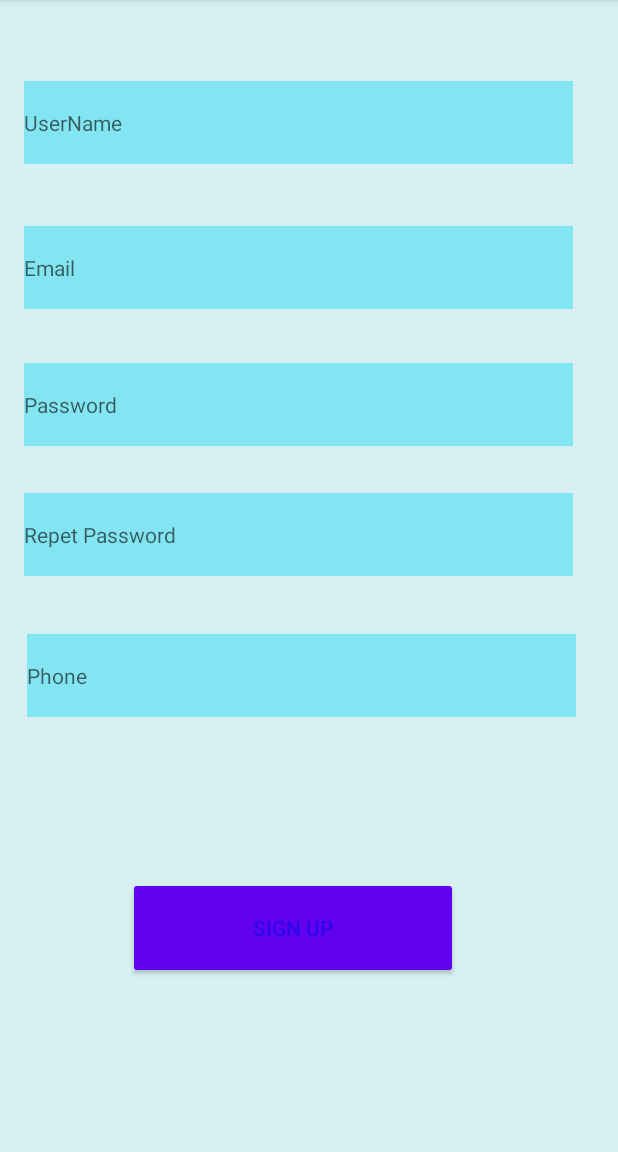
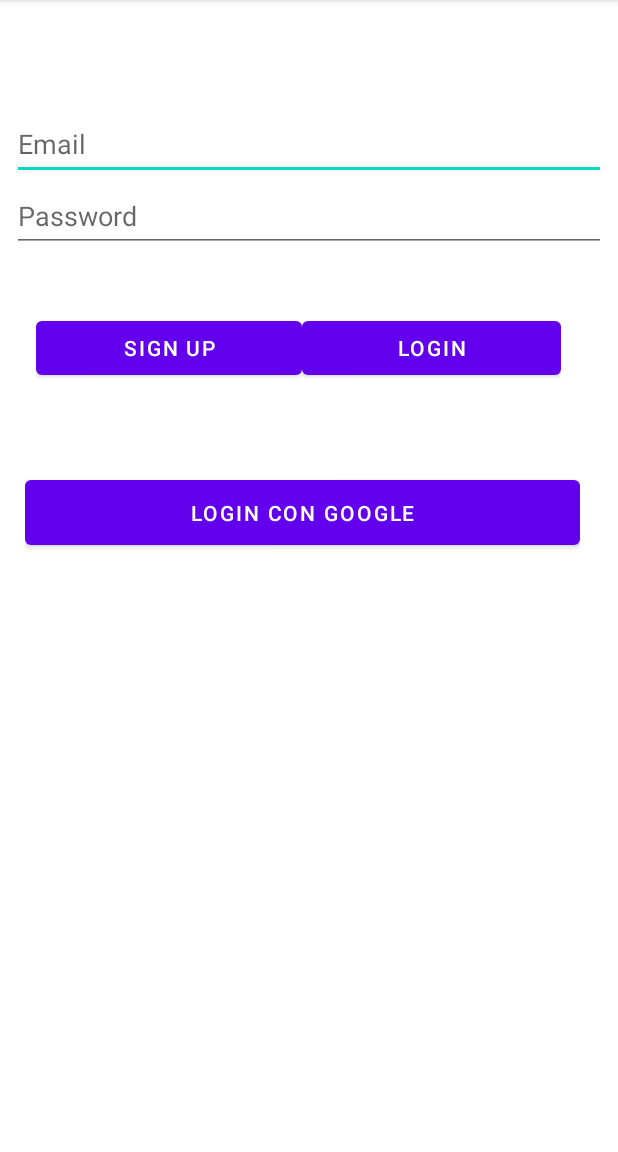
Before and after one commit to ChemaRuiz94/DesafioFinalAndroid, an Android app: the screen it shows after launch (SignUpActivity before the commit, LoginActivity after it), on a phone screen of 412 x 824 dp, the part 84-1236 px from its top. Run offline under Robolectric (Android 15) with nearby library versions, the light colour scheme and no system bars; our stand-ins replace Firebase (no records; nobody signed in at launch, a user with empty details on screens opened directly).

Commit message:
Commit - Login (Diseño) + Primera Funcionalidad de comprobacion de roles

```diff
--- /dev/null
+++ b/app/src/main/java/com/chema/eventoscompartidos/activities/LoginActivity.kt
@@ -0,0 +1,251 @@
+package com.chema.eventoscompartidos.activities
+
+import android.content.Intent
+import androidx.appcompat.app.AppCompatActivity
+import android.os.Bundle
+import android.util.Log
+import android.widget.Button
+import android.widget.EditText
+import android.widget.Toast
+import androidx.appcompat.app.AlertDialog
+import com.chema.eventoscompartidos.R
+import com.chema.eventoscompartidos.model.User
+import com.chema.eventoscompartidos.utils.Constantes
+import com.chema.eventoscompartidos.utils.ProviderType
+import com.chema.eventoscompartidos.utils.VariablesCompartidas
+import com.google.android.gms.auth.api.signin.GoogleSignIn
+import com.google.android.gms.auth.api.signin.GoogleSignInOptions
+import com.google.android.gms.common.api.ApiException
+import com.google.firebase.auth.AuthCredential
+import com.google.firebase.auth.FirebaseAuth
+import com.google.firebase.auth.GoogleAuthProvider
+import com.google.firebase.firestore.DocumentChange
+import com.google.firebase.firestore.FirebaseFirestore
+import com.google.firebase.firestore.QuerySnapshot
+import kotlinx.coroutines.Dispatchers
+import kotlinx.coroutines.Job
+import kotlinx.coroutines.launch
+import kotlinx.coroutines.runBlocking
+import kotlinx.coroutines.tasks.await
+import java.lang.Exception
+
+class LoginActivity : AppCompatActivity() {
+    private val db = FirebaseFirestore.getInstance()
+    private var RC_SIGN_IN = 1
+
+    private var usuarios = ArrayList<User>()
+
+    private lateinit var btn_login : Button
+    private lateinit var btn_login_google : Button
+    private lateinit var btn_signUp : Button
+    private lateinit var txt_email : EditText
+    private lateinit var txt_pwd : EditText
+
+    override fun onCreate(savedInstanceState: Bundle?) {
+        super.onCreate(savedInstanceState)
+        setContentView(R.layout.activity_login)
+
+        btn_login = findViewById(R.id.bt_Login)
+        btn_login_google = findViewById(R.id.bt_Google)
+        btn_signUp = findViewById(R.id.bt_Registrar)
+        txt_email = findViewById(R.id.ed_txt_Email_login)
+        txt_pwd = findViewById(R.id.ed_txt_Pass_login)
+
+        runBlocking {
+            Log.e("preuba2","Prueba2")
+            val job2 : Job = launch(context = Dispatchers.Default) {
+                val datos2 : QuerySnapshot = getDataFromFireStore2() as QuerySnapshot //Obtenermos la colección
+                Log.e("preuba1",datos2.toString())
+                obtenerDatos2(datos2 as QuerySnapshot?)  //'Destripamos' la colección y la metemos en nuestro ArrayList
+            }
+            //Con este método el hilo principal de onCreate se espera a que la función acabe y devuelva la colección con los datos.
+            job2.join() //Esperamos a que el método acabe: https://dzone.com/articles/waiting-for-coroutines
+        }
+
+
+        btn_signUp.setOnClickListener{
+            var intent = Intent(this, SignUpActivity::class.java)
+            startActivity(intent)
+        }
+
+        btn_login_google.setOnClickListener{
+            check_login_google()
+        }
+
+        btn_login.setOnClickListener{
+            check_login()
+        }
+    }
+
+    private fun check_login(){
+        if(chekc_campos_vacios()){
+
+            FirebaseAuth.getInstance().signInWithEmailAndPassword(txt_email.text.toString(),txt_pwd.text.toString()).addOnCompleteListener {
+                if (it.isSuccessful){
+
+                    VariablesCompartidas.emailUsuarioActual = (it.result?.user?.email?:"")
+
+                    check_user_rol()
+                    //irHome(it.result?.user?.email?:"")  //Esto de los interrogantes es por si está vacío el email.
+                    //Toast.makeText(this, " IR A HOME ", Toast.LENGTH_SHORT).show()
+
+
+
+                } else {
+                    showAlert()
+                }
+            }
+
+        }else{
+            Toast.makeText(this,getString(R.string.emptyCamps), Toast.LENGTH_SHORT).show()
+        }
+    }
+
+    suspend fun getDataFromFireStore2()  : QuerySnapshot? {
+        return try{
+            val data = db.collection("${Constantes.collectionUser}")
+                .get()
+                .await()
+            data
+        }catch (e : Exception){
+            null
+        }
+    }
+
+    private fun obtenerDatos2(datos: QuerySnapshot?) {
+        usuarios.clear()
+
+        for(dc: DocumentChange in datos?.documentChanges!!){
+
+            if (dc.type == DocumentChange.Type.ADDED){
+
+                //var prov = dc.document.get("provider").toString()
+                var al = User(
+                    //prov as ProviderType,
+                    ProviderType.BASIC,
+                    dc.document.get("userName").toString(),
+                    dc.document.get("email").toString(),
+                    dc.document.get("phone").toString().toInt(),
+                    dc.document.get("rol").toString()
+                )
+                Log.e("CHE","${al.rol}")
+                usuarios.add(al)
+            }
+        }
+    }
+
+    fun check_user_rol(){
+        for (u in usuarios){
+            if(u.email.equals(VariablesCompartidas.emailUsuarioActual)){
+                VariablesCompartidas.rolUsuarioActual = u.rol
+            }
+        }
+
+        if(VariablesCompartidas.rolUsuarioActual.equals("user")){
+            Toast.makeText(this, "USUARIO MINDUNDI", Toast.LENGTH_SHORT).show()
+        }else{
+            Toast.makeText(this, "USUARIO ADMIN", Toast.LENGTH_SHORT).show()
+        }
+    }
+
+    private fun chekc_campos_vacios():Boolean{
+        var correcto = true
+
+        if(txt_email.text.toString().trim().isEmpty()){
+            correcto = false
+        }
+
+        if(txt_pwd.text.toString().trim().isEmpty()){
+            correcto = false
+        }
+
+        return correcto
+    }
+
+    private fun check_login_google(){
+        val googleConf = GoogleSignInOptions.Builder(GoogleSignInOptions.DEFAULT_SIGN_IN)
+            .requestIdToken(getString(R.string.request_id_token)) //Esto se encuentra en el archivo google-services.json: client->oauth_client -> client_id
+            .requestEmail()
+            .build()
+
+        val googleClient = GoogleSignIn.getClient(this,googleConf) //Este será el cliente de autenticación de Google.
+        googleClient.signOut() //Con esto salimos de la posible cuenta  de Google que se encuentre logueada.
+        val signInIntent = googleClient.signInIntent
+        startActivityForResult(signInIntent, RC_SIGN_IN)
+
+
+    }
+
+    override fun onActivityResult(requestCode: Int, resultCode: Int, data: Intent?) {
+        super.onActivityResult(requestCode, resultCode, data)
+
+        // Si la respuesta de esta activity se corresponde con la inicializada es que viene de la autenticación de Google.
+        if (requestCode == RC_SIGN_IN) {
+            val task = GoogleSignIn.getSignedInAccountFromIntent(data)
+            try {
+                // Google Sign In was successful, authenticate with Firebase
+                val account = task.getResult(ApiException::class.java)!!
+
+                //Ya tenemos la id de la cuenta. Ahora nos autenticamos con FireBase.
+                if (account != null) {
+                    val credential: AuthCredential = GoogleAuthProvider.getCredential(account.idToken, null)
+                    FirebaseAuth.getInstance().signInWithCredential(credential).addOnCompleteListener {
+                        if (it.isSuccessful){
+                            VariablesCompartidas.emailUsuarioActual = account.email?:""
+                            //irHome(account.email?:"")  //Esto de los interrogantes es por si está vacío el email.
+                            Toast.makeText(this, " IR A HOME ", Toast.LENGTH_SHORT).show()
+                        } else {
+                            showAlert()
+                        }
+                    }
+                }
+                //firebaseAuthWithGoogle(account.idToken!!)
+            } catch (e: ApiException) {
+                // Google Sign In failed, update UI appropriately
+
+                showAlert()
+            }
+        }
+    }
+
+    private fun showAlert(){
+        val builder = AlertDialog.Builder(this)
+        builder.setTitle(getString(R.string.ERROR))
+        builder.setMessage(getString(R.string.ocurridoErrorAutenticacion))
+        builder.setPositiveButton(getString(R.string.aceptar),null)
+        val dialog: AlertDialog = builder.create()
+        dialog.show()
+    }
+
+    /*
+    private fun check_rol(){
+        try{
+            if(VariablesCompartidas.rolUsuarioActual.equals("user")){
+                Toast.makeText(this, "USUARIO MINDUNDI", Toast.LENGTH_SHORT).show()
+            }else{
+                Toast.makeText(this, "USUARIO ADMIN", Toast.LENGTH_SHORT).show()
+            }
+            /*
+            db.collection("${Constantes.collectionUser}").document("${VariablesCompartidas.emailUsuarioActual}").get().addOnSuccessListener {
+
+                var user = it as User
+                var rol = (it.get("rol") as String?)
+
+                if(rol.equals("user")){
+                    Toast.makeText(this, "USUARIO MINDUNDI", Toast.LENGTH_SHORT).show()
+                }else{
+                    Toast.makeText(this, "USUARIO ADMIN", Toast.LENGTH_SHORT).show()
+                }
+            }.addOnFailureListener{
+                Toast.makeText(this, "Algo ha ido mal al recuperar", Toast.LENGTH_SHORT).show()
+
+            }
+
+             */
+        }catch(e: Exception){
+            Log.e("CHE","ERROR  ${e.toString()}")
+        }
+    }
+
+     */
+}
--- a/app/src/main/java/com/chema/eventoscompartidos/model/User.kt
+++ b/app/src/main/java/com/chema/eventoscompartidos/model/User.kt
@@ -1,3 +1,5 @@
 package com.chema.eventoscompartidos.model
 
-data class User(var email: String, var userName: String,  var movil: Int)
+import com.chema.eventoscompartidos.utils.ProviderType
+
+data class User(var provider: ProviderType, var userName: String, var email: String, var phone: Int, var rol: String)
--- a/app/src/main/java/com/chema/eventoscompartidos/utils/VariablesCompartidas.kt
+++ b/app/src/main/java/com/chema/eventoscompartidos/utils/VariablesCompartidas.kt
@@ -2,4 +2,5 @@
 
 object VariablesCompartidas {
     var emailUsuarioActual: String? = null
+    var rolUsuarioActual: String? = null
 }
--- /dev/null
+++ b/app/src/main/res/layout/activity_login.xml
@@ -0,0 +1,102 @@
+<?xml version="1.0" encoding="utf-8"?>
+<androidx.constraintlayout.widget.ConstraintLayout xmlns:android="http://schemas.android.com/apk/res/android"
+    xmlns:app="http://schemas.android.com/apk/res-auto"
+    xmlns:tools="http://schemas.android.com/tools"
+    android:id="@+id/loPrincipal"
+    android:layout_width="match_parent"
+    android:layout_height="match_parent"
+    tools:context=".activities.LoginActivity">
+
+    <LinearLayout
+        android:id="@+id/loEmail"
+        android:layout_width="396dp"
+        android:layout_height="211dp"
+        android:layout_marginStart="16dp"
+        android:layout_marginTop="72dp"
+        android:layout_marginEnd="16dp"
+        android:layout_marginBottom="644dp"
+        android:orientation="vertical"
+        app:layout_constraintBottom_toBottomOf="parent"
+        app:layout_constraintEnd_toEndOf="parent"
+        app:layout_constraintHorizontal_bias="0.523"
+        app:layout_constraintStart_toStartOf="parent"
+        app:layout_constraintTop_toTopOf="parent"
+        app:layout_constraintVertical_bias="0.0">
+
+        <EditText
+            android:id="@+id/ed_txt_Email_login"
+            style="@android:style/Widget.Material.EditText"
+            android:layout_width="match_parent"
+            android:layout_height="wrap_content"
+            android:ems="10"
+            android:hint="@string/email"
+            android:inputType="textEmailAddress"
+            android:minHeight="48dp"
+            tools:ignore="SpeakableTextPresentCheck" />
+
+        <EditText
+            android:id="@+id/ed_txt_Pass_login"
+            style="@android:style/Widget.Material.EditText"
+            android:layout_width="match_parent"
+            android:layout_height="wrap_content"
+            android:ems="10"
+            android:hint="@string/password"
+            android:inputType="textPassword"
+            android:minHeight="48dp"
+            tools:ignore="SpeakableTextPresentCheck" />
+
+        <Space
+            android:layout_width="match_parent"
+            android:layout_height="40dp" />
+
+        <LinearLayout
+            android:id="@+id/loBotones"
+            android:layout_width="350dp"
+            android:layout_height="wrap_content"
+            android:layout_marginStart="16dp"
+            android:layout_marginEnd="16dp"
+            android:layout_marginBottom="16dp"
+            android:orientation="horizontal">
+
+            <Button
+                android:id="@+id/bt_Registrar"
+                style="@style/Widget.MaterialComponents.Button"
+                android:layout_width="wrap_content"
+                android:layout_height="wrap_content"
+                android:layout_weight="1"
+                android:text="@string/signUp" />
+
+            <Button
+                android:id="@+id/bt_Login"
+                style="@style/Widget.MaterialComponents.Button"
+                android:layout_width="wrap_content"
+                android:layout_height="wrap_content"
+                android:layout_weight="1"
+                android:text="@string/logIn" />
+
+        </LinearLayout>
+    </LinearLayout>
+
+    <LinearLayout
+        android:layout_width="370dp"
+        android:layout_height="55dp"
+        android:layout_weight="1"
+        android:orientation="vertical"
+        app:layout_constraintBottom_toBottomOf="parent"
+        app:layout_constraintEnd_toEndOf="parent"
+        app:layout_constraintHorizontal_bias="0.395"
+        app:layout_constraintStart_toStartOf="parent"
+        app:layout_constraintTop_toBottomOf="@+id/loEmail"
+        app:layout_constraintVertical_bias="0.071">
+
+        <Button
+            android:id="@+id/bt_Google"
+            style="@style/Widget.MaterialComponents.Button"
+            android:layout_width="match_parent"
+            android:layout_height="match_parent"
+            android:layout_weight="1"
+            android:text="@string/logInGoogle"
+            tools:ignore="TouchTargetSizeCheck" />
+    </LinearLayout>
+
+</androidx.constraintlayout.widget.ConstraintLayout>
--- a/app/src/main/res/layout/activity_sign_up.xml
+++ b/app/src/main/res/layout/activity_sign_up.xml
@@ -4,7 +4,7 @@
     xmlns:tools="http://schemas.android.com/tools"
     android:layout_width="match_parent"
     android:layout_height="match_parent"
-    tools:context=".SignUpActivity"
+    tools:context=".activities.SignUpActivity"
     android:background="@color/bk_fondo_1_claro">
 
     <EditText
--- a/app/src/main/res/values/strings.xml
+++ b/app/src/main/res/values/strings.xml
@@ -1,7 +1,10 @@
 <resources>
     <string name="app_name">Eventos Compartidos</string>
+    <string name="request_id_token">787108151618-uvmkm7nqao90csgngrtc2l1vfnhqikto.apps.googleusercontent.com</string>
+
     <string name="signUp">Sign Up</string>
     <string name="logIn">Login</string>
+    <string name="logInGoogle">Login con Google</string>
     <string name="userName">UserName</string>
     <string name="password">Password</string>
     <string name="repetPassword">Repet Password</string>
```
Also changed, not shown: app/src/main/AndroidManifest.xml (+6 -3 lines), app/src/main/java/com/chema/eventoscompartidos/activities/SignUpActivity.kt (renamed from app/src/main/java/com/chema/eventoscompartidos/SignUpActivity.kt, +4 -4 lines).
